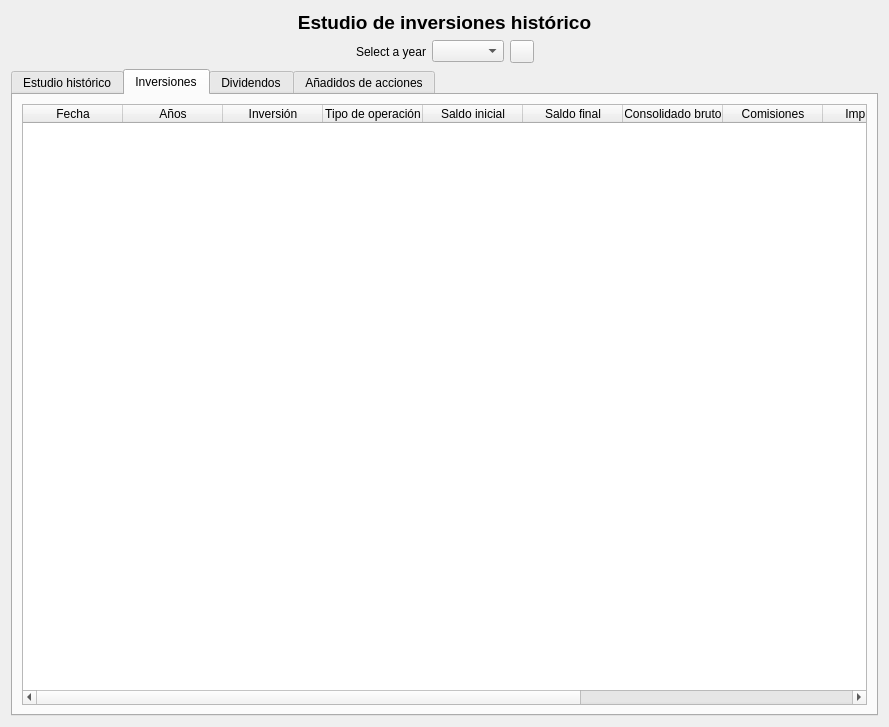
Above: ui/wdgInformeHistorico.ui from turulomio/xulpymoney before the change. Below: the same form after it.
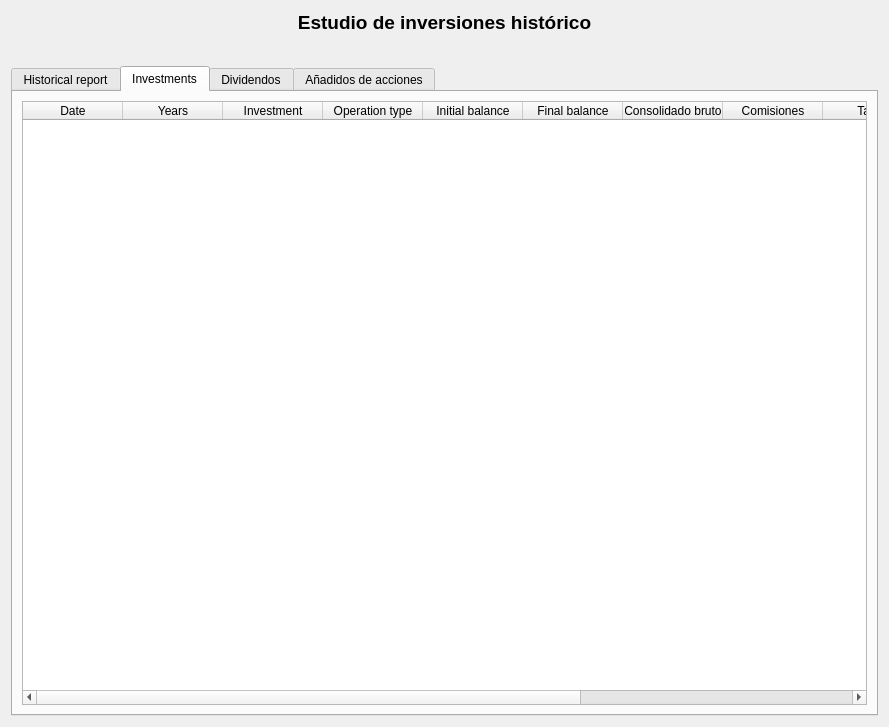
That is the form after the change. The open tabs and pages were chosen to show the change. Icons and pictures are not drawn. Custom widgets are drawn as their Qt base class.

Commit message: Code adapted to new wdgYear class. Improved spanish translation

The edit to the form file:
```diff
--- a/ui/wdgInformeHistorico.ui
+++ b/ui/wdgInformeHistorico.ui
@@ -55,26 +55,7 @@
         </spacer>
        </item>
        <item>
-        <layout class="QHBoxLayout" name="horizontalLayout">
-         <item>
-          <widget class="QLabel" name="label">
-           <property name="text">
-            <string>Select a year</string>
-           </property>
-          </widget>
-         </item>
-         <item>
-          <widget class="QComboBox" name="cmbYears"/>
-         </item>
-         <item>
-          <widget class="QToolButton" name="cmd">
-           <property name="icon">
-            <iconset resource="../images/xulpymoney.qrc">
-             <normaloff>:/xulpymoney/search.png</normaloff>:/xulpymoney/search.png</iconset>
-           </property>
-          </widget>
-         </item>
-        </layout>
+        <widget class="wdgYear" name="wy" native="true"/>
        </item>
        <item>
         <spacer name="horizontalSpacer">
@@ -102,7 +83,7 @@
           <normaloff>:/xulpymoney/history.png</normaloff>:/xulpymoney/history.png</iconset>
         </attribute>
         <attribute name="title">
-         <string>Estudio histórico</string>
+         <string>Historical report</string>
         </attribute>
         <layout class="QVBoxLayout" name="verticalLayout_3">
          <item>
@@ -253,7 +234,7 @@
           <normaloff>:/xulpymoney/history2.png</normaloff>:/xulpymoney/history2.png</iconset>
         </attribute>
         <attribute name="title">
-         <string>Inversiones</string>
+         <string>Investments</string>
         </attribute>
         <layout class="QHBoxLayout" name="horizontalLayout_3">
          <item>
@@ -278,32 +259,32 @@
            </attribute>
            <column>
             <property name="text">
-             <string>Fecha</string>
+             <string>Date</string>
             </property>
            </column>
            <column>
             <property name="text">
-             <string>Años</string>
+             <string>Years</string>
             </property>
            </column>
            <column>
             <property name="text">
-             <string>Inversión</string>
+             <string>Investment</string>
             </property>
            </column>
            <column>
             <property name="text">
-             <string>Tipo de operación</string>
+             <string>Operation type</string>
             </property>
            </column>
            <column>
             <property name="text">
-             <string>Saldo inicial</string>
+             <string>Initial balance</string>
             </property>
            </column>
            <column>
             <property name="text">
-             <string>Saldo final</string>
+             <string>Final balance</string>
             </property>
            </column>
            <column>
@@ -318,7 +299,7 @@
            </column>
            <column>
             <property name="text">
-             <string>Impuestos</string>
+             <string>Taxes</string>
             </property>
            </column>
            <column>
@@ -489,6 +470,12 @@
    <extends>QTableWidget</extends>
    <header location="global">myqtablewidget</header>
   </customwidget>
+  <customwidget>
+   <class>wdgYear</class>
+   <extends>QWidget</extends>
+   <header location="global">wdgYear</header>
+   <container>1</container>
+  </customwidget>
  </customwidgets>
  <resources>
   <include location="../images/xulpymoney.qrc"/>
```
Left out of the diff: 19 changed lines with no effect on the pictures. The commit also changes 22 other files.
